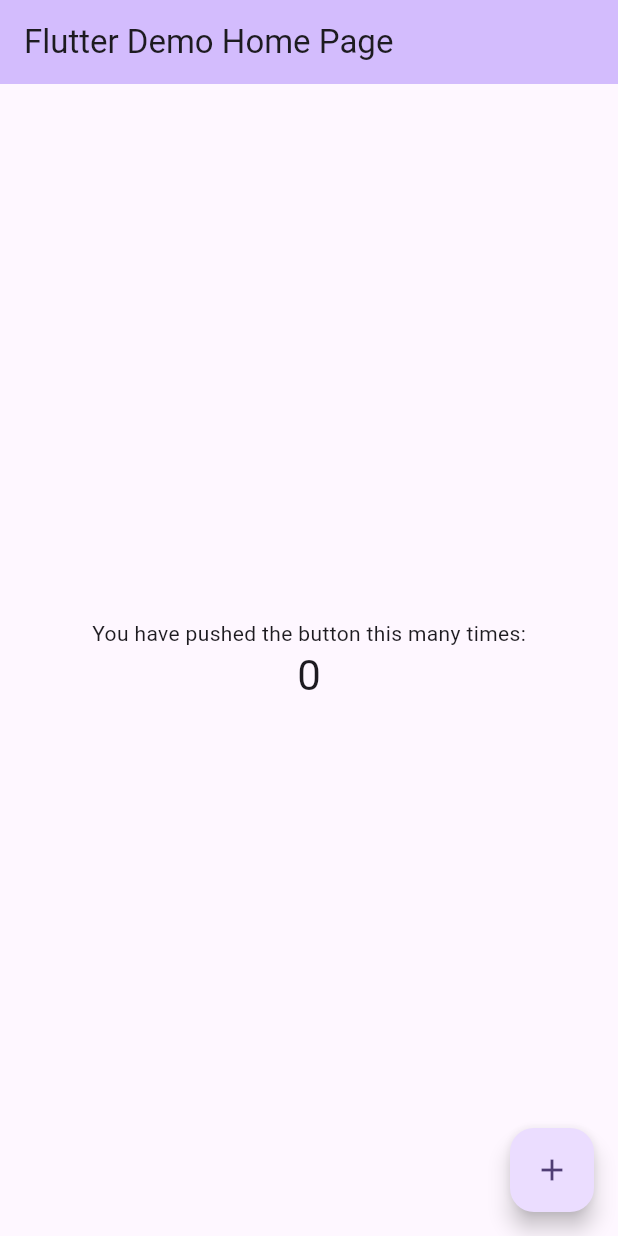
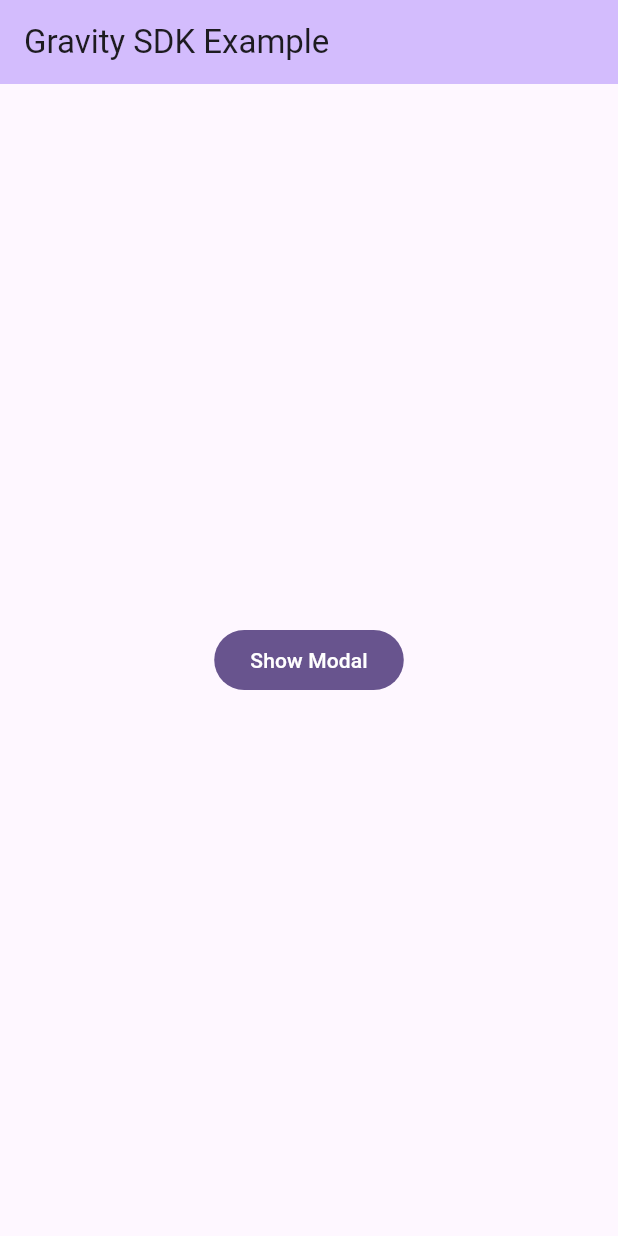
Before and after one commit to Gravity-Field/gravity-sdk-flutter, a Flutter app: the screen it shows after launch, on a phone screen of 412 x 824 dp. Run offline on Flutter 3.47's test engine with Material 3 defaults, Android fonts, the phone set to English and light mode, and no system bars.

Commit message:
Added modal widget with type 1.

```diff
--- a/example/lib/main.dart
+++ b/example/lib/main.dart
@@ -1,4 +1,5 @@
 import 'package:flutter/material.dart';
+import 'package:gravity_sdk/gravity_sdk.dart';
 
 void main() {
   runApp(const MyApp());
@@ -7,119 +8,47 @@ void main() {
 class MyApp extends StatelessWidget {
   const MyApp({super.key});
 
-  // This widget is the root of your application.
   @override
   Widget build(BuildContext context) {
     return MaterialApp(
       title: 'Flutter Demo',
       theme: ThemeData(
-        // This is the theme of your application.
-        //
-        // TRY THIS: Try running your application with "flutter run". You'll see
-        // the application has a purple toolbar. Then, without quitting the app,
-        // try changing the seedColor in the colorScheme below to Colors.green
-        // and then invoke "hot reload" (save your changes or press the "hot
-        // reload" button in a Flutter-supported IDE, or press "r" if you used
-        // the command line to start the app).
-        //
-        // Notice that the counter didn't reset back to zero; the application
-        // state is not lost during the reload. To reset the state, use hot
-        // restart instead.
-        //
-        // This works for code too, not just values: Most code changes can be
-        // tested with just a hot reload.
         colorScheme: ColorScheme.fromSeed(seedColor: Colors.deepPurple),
         useMaterial3: true,
       ),
-      home: const MyHomePage(title: 'Flutter Demo Home Page'),
+      home: const MyHomePage(),
     );
   }
 }
 
-class MyHomePage extends StatefulWidget {
-  const MyHomePage({super.key, required this.title});
-
-  // This widget is the home page of your application. It is stateful, meaning
-  // that it has a State object (defined below) that contains fields that affect
-  // how it looks.
-
-  // This class is the configuration for the state. It holds the values (in this
-  // case the title) provided by the parent (in this case the App widget) and
-  // used by the build method of the State. Fields in a Widget subclass are
-  // always marked "final".
-
-  final String title;
-
-  @override
-  State<MyHomePage> createState() => _MyHomePageState();
-}
-
-class _MyHomePageState extends State<MyHomePage> {
-  int _counter = 0;
-
-  void _incrementCounter() {
-    setState(() {
-      // This call to setState tells the Flutter framework that something has
-      // changed in this State, which causes it to rerun the build method below
-      // so that the display can reflect the updated values. If we changed
-      // _counter without calling setState(), then the build method would not be
-      // called again, and so nothing would appear to happen.
-      _counter++;
-    });
-  }
+class MyHomePage extends StatelessWidget {
+  const MyHomePage({super.key});
 
   @override
   Widget build(BuildContext context) {
-    // This method is rerun every time setState is called, for instance as done
-    // by the _incrementCounter method above.
-    //
-    // The Flutter framework has been optimized to make rerunning build methods
-    // fast, so that you can just rebuild anything that needs updating rather
-    // than having to individually change instances of widgets.
     return Scaffold(
       appBar: AppBar(
-        // TRY THIS: Try changing the color here to a specific color (to
-        // Colors.amber, perhaps?) and trigger a hot reload to see the AppBar
-        // change color while the other colors stay the same.
         backgroundColor: Theme.of(context).colorScheme.inversePrimary,
-        // Here we take the value from the MyHomePage object that was created by
-        // the App.build method, and use it to set our appbar title.
-        title: Text(widget.title),
+        title: Text('Gravity SDK Example'),
       ),
       body: Center(
-        // Center is a layout widget. It takes a single child and positions it
-        // in the middle of the parent.
         child: Column(
-          // Column is also a layout widget. It takes a list of children and
-          // arranges them vertically. By default, it sizes itself to fit its
-          // children horizontally, and tries to be as tall as its parent.
-          //
-          // Column has various properties to control how it sizes itself and
-          // how it positions its children. Here we use mainAxisAlignment to
-          // center the children vertically; the main axis here is the vertical
-          // axis because Columns are vertical (the cross axis would be
-          // horizontal).
-          //
-          // TRY THIS: Invoke "debug painting" (choose the "Toggle Debug Paint"
-          // action in the IDE, or press "p" in the console), to see the
-          // wireframe for each widget.
           mainAxisAlignment: MainAxisAlignment.center,
           children: <Widget>[
-            const Text(
-              'You have pushed the button this many times:',
-            ),
-            Text(
-              '$_counter',
-              style: Theme.of(context).textTheme.headlineMedium,
+            FilledButton(
+              onPressed: () {
+                showDialog(
+                  context: context,
+                  builder: (context) {
+                    return GravityModal(type: GravityModalType.type1);
+                  },
+                );
+              },
+              child: Text('Show Modal'),
             ),
           ],
         ),
       ),
-      floatingActionButton: FloatingActionButton(
-        onPressed: _incrementCounter,
-        tooltip: 'Increment',
-        child: const Icon(Icons.add),
-      ), // This trailing comma makes auto-formatting nicer for build methods.
     );
   }
 }
--- a/lib/gravity_sdk.dart
+++ b/lib/gravity_sdk.dart
@@ -1 +1,2 @@
 export 'src/gravity_sdk.dart';
+export 'src/widgets/modal/modal.dart';
--- /dev/null
+++ b/lib/src/widgets/modal/modal.dart
@@ -0,0 +1,30 @@
+import 'package:flutter/material.dart';
+
+import 'modal_type_1.dart';
+import 'modal_type_2.dart';
+import 'modal_type_3.dart';
+
+enum GravityModalType {
+  type1,
+  type2,
+  type3,
+}
+
+class GravityModal extends StatelessWidget {
+  final GravityModalType type;
+
+  const GravityModal({super.key, required this.type});
+
+  @override
+  Widget build(BuildContext context) {
+    return switch (type) {
+      GravityModalType.type1 => ModalType1(
+          imageSize: 80,
+          buttonSize: 60,
+          imageUrl: 'https://cdn-icons-png.flaticon.com/512/3012/3012388.png',
+        ),
+      GravityModalType.type2 => ModalType2(),
+      GravityModalType.type3 => ModalType3(),
+    };
+  }
+}
```
Also changed, not shown: example/pubspec.yaml (+3 -68 lines), lib/src/widgets/modal/modal_type_1.dart (added, +173 -0 lines), lib/src/widgets/modal/modal_type_2.dart (added, +10 -0 lines), lib/src/widgets/modal/modal_type_3.dart (added, +10 -0 lines), example/pubspec.lock, lib/src/widgets/modal.dart (deleted).
